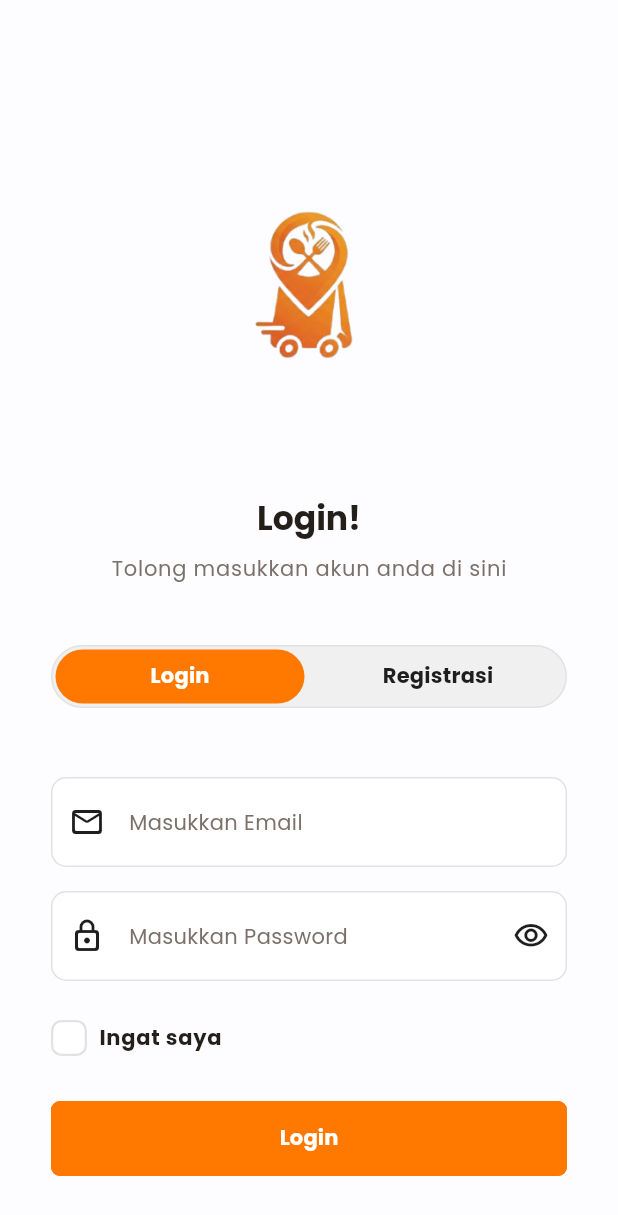
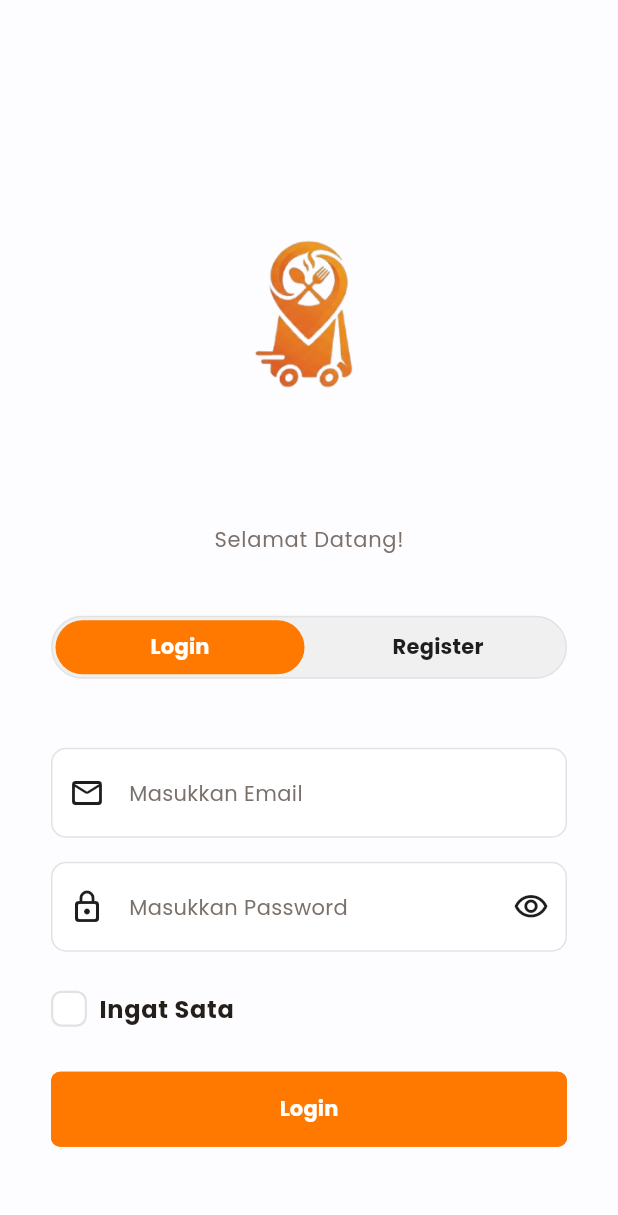
Before and after one commit to msyauqi559/Projek-Foodie, a Flutter app: the screen it shows after launch, on a phone screen of 412 x 824 dp. Shown: the top 1215 px of the screen. Run offline on Flutter 3.47's test engine with Material 3 defaults, Android fonts, the phone set to English and light mode, and no system bars; our stand-ins replace image_picker, shared_preferences, sqflite; accounts and stored records are empty.

Commit message:
perubahan beberapa pada tampilan dan bug

```diff
--- a/lib/pages/auth_page.dart
+++ b/lib/pages/auth_page.dart
@@ -21,10 +21,12 @@ class AuthPage extends StatefulWidget {
 }
 
 class _AuthPageState extends State<AuthPage> {
+  // 1. Variabel State untuk mengelola tampilan halaman atau penampung status (State)
   bool isLogin = true;
   bool isPasswordHidden = true;
   bool rememberMe = false;
 
+  // 2. Controller untuk mengambil input form dari user
   final TextEditingController nameController = TextEditingController();
   final TextEditingController emailController = TextEditingController();
   final TextEditingController passwordController = TextEditingController();
@@ -35,6 +37,15 @@ class _AuthPageState extends State<AuthPage> {
     _loadSavedCredentials();
   }
 
+  @override
+  void dispose() {
+    nameController.dispose();
+    emailController.dispose();
+    passwordController.dispose();
+    super.dispose();
+  }
+
+  // Membaca email & password yang tersimpan di HP
   Future<void> _loadSavedCredentials() async {
     final prefs = await SharedPreferences.getInstance();
     final savedEmail = prefs.getString('saved_email');
@@ -50,11 +61,12 @@ class _AuthPageState extends State<AuthPage> {
     }
   }
 
-  Future<void> _saveCredentials() async {
+  // Menyimpan email & password ke memori HP
+  Future<void> _savedCredential() async {
     final prefs = await SharedPreferences.getInstance();
     if (rememberMe) {
       await prefs.setString('saved_email', emailController.text.trim());
-      await prefs.setString('saved_password', passwordController.text);
+      await prefs.setString('saved_password', passwordController.text.trim());
       await prefs.setBool('remember_me', true);
     } else {
       await prefs.remove('saved_email');
@@ -63,14 +75,7 @@ class _AuthPageState extends State<AuthPage> {
     }
   }
 
-  @override
-  void dispose() {
-    nameController.dispose();
-    emailController.dispose();
-    passwordController.dispose();
-    super.dispose();
-  }
-
+  // Menampilkan pesan pop-up singkat di bawah layar
   void _showMessage(String message) {
     ScaffoldMessenger.of(context).showSnackBar(
       SnackBar(
@@ -85,6 +90,7 @@ class _AuthPageState extends State<AuthPage> {
     final email = emailController.text.trim();
     final password = passwordController.text;
 
+    // 1. Validasi input email dan password
     final emailErr = AuthValidators.emailError(email);
     if (emailErr != null) {
       _showMessage(emailErr);
@@ -97,32 +103,36 @@ class _AuthPageState extends State<AuthPage> {
       return;
     }
 
-    // Bypass khusus Admin
+    // 2. Login Khusu Admin
     if (email == 'admin@gmail.com' && password == 'admin123') {
       final prefs = await SharedPreferences.getInstance();
       await prefs.setInt('user_id', -1);
       await prefs.setString('user_name', 'Admin Foodie');
       await prefs.setString('user_email', 'admin@gmail.com');
       if (rememberMe) {
-        await _saveCredentials();
+        await _savedCredential();
       }
       if (!mounted) return;
       AppNavigation.openAdmin(context);
       return;
     }
 
+    // 3. Proses Login atau Register User
     if (isLogin) {
-      // LOGIC LOGIN SQLITE
+      // Proses Login SQLite (Menggunakan 'await' karena mengakses DB lokal)
+
       final result = await DatabaseHelper.instance.loginUser(email, password);
       if (result['success'] == true) {
         final prefs = await SharedPreferences.getInstance();
         final user = result['user'] as Map<String, dynamic>;
+
+        // Simpan data login user saat ini
         await prefs.setInt('user_id', user['id'] as int);
         await prefs.setString('user_name', user['name'] as String);
         await prefs.setString('user_email', user['email'] as String);
 
         if (rememberMe) {
-          await _saveCredentials();
+          await _savedCredential();
         }
         if (!mounted) return;
         AppNavigation.onLoginSuccess(context);
@@ -130,14 +140,18 @@ class _AuthPageState extends State<AuthPage> {
         _showMessage(result['message']);
       }
     } else {
-      // LOGIC REGISTER SQLITE
+      //Proses Register
       final name = nameController.text.trim();
       if (name.isEmpty) {
         _showMessage('Masukkan username');
         return;
       }
 
-      final result = await DatabaseHelper.instance.registerUser(name, email, password);
+      final result = await DatabaseHelper.instance.registerUser(
+        name,
+        email,
+        password,
+      );
 
       if (result['success'] == true) {
         setState(() {
@@ -145,7 +159,7 @@ class _AuthPageState extends State<AuthPage> {
           nameController.clear();
           passwordController.clear();
         });
-        _showMessage('Registrasi berhasil. Silakan login.');
+        _showMessage('Register berhasil. Silahkan login.');
       } else {
         _showMessage(result['message']);
       }
@@ -174,20 +188,9 @@ class _AuthPageState extends State<AuthPage> {
                     fit: BoxFit.contain,
                     borderRadius: 0,
                   ),
-                  const SizedBox(height: 12),
-                  Text(
-                    isLogin ? 'Login!' : 'Registrasi!',
-                    style: Theme.of(context).textTheme.headlineMedium?.copyWith(
-                          fontSize: 22,
-                          fontWeight: FontWeight.w800,
-                          color: AppColors.textPrimary,
-                        ),
-                  ),
                   const SizedBox(height: 10),
                   Text(
-                    isLogin
-                        ? 'Tolong masukkan akun anda di sini'
-                        : 'Daftarkan akun anda sekarang',
+                    isLogin ? 'Selamat Datang!' : 'Daftar akun anda Sekarang',
                     style: Theme.of(context).textTheme.bodyLarge?.copyWith(
                       fontSize: 14,
                       color: AppColors.textSecondary,
@@ -195,12 +198,16 @@ class _AuthPageState extends State<AuthPage> {
                     ),
                   ),
                   const SizedBox(height: 40),
+
+                  // Tab Sqitcher Login / Register
                   _AuthSwitcher(
                     isLogin: isLogin,
                     onLoginTap: () => setState(() => isLogin = true),
                     onRegisterTap: () => setState(() => isLogin = false),
                   ),
                   const SizedBox(height: 46),
+
+                  // Form Input Username (Hanya muncul jika di tab Register)
                   if (!isLogin) ...[
                     AppTextField(
                       controller: nameController,
@@ -209,12 +216,13 @@ class _AuthPageState extends State<AuthPage> {
                       borderColor: AppColors.borderLight,
                       borderRadius: AppDimensions.authFieldRadius,
                       contentPadding: const EdgeInsets.symmetric(
+                        vertical: 18,
                         horizontal: 16,
-                        vertical: 18,
                       ),
                     ),
                     const SizedBox(height: AppSpacing.md),
                   ],
+                  // Form Input Email
                   AppTextField(
                     controller: emailController,
                     hintText: 'Masukkan Email',
@@ -228,6 +236,8 @@ class _AuthPageState extends State<AuthPage> {
                     ),
                   ),
                   const SizedBox(height: AppSpacing.md),
+
+                  // Form Input Password
                   AppTextField(
                     controller: passwordController,
                     hintText: 'Masukkan Password',
@@ -247,6 +257,8 @@ class _AuthPageState extends State<AuthPage> {
                     ),
                   ),
                   const SizedBox(height: 26),
+
+                  // Pilihan Remeber Me (Login) / Sudah Punya Akun (Register)
                   if (isLogin)
                     Row(
                       children: [
@@ -258,9 +270,14 @@ class _AuthPageState extends State<AuthPage> {
                             width: 24,
                             height: 24,
                             decoration: BoxDecoration(
-                              color: rememberMe ? AppColors.primary : AppColors.card,
+                              color: rememberMe
+                                  ? AppColors.primary
+                                  : AppColors.card,
                               borderRadius: BorderRadius.circular(7),
-                              border: Border.all(color: AppColors.borderLight, width: 1.5),
+                              border: Border.all(
+                                color: AppColors.borderLight,
+                                width: 1.5,
+                              ),
                             ),
                             child: rememberMe
                                 ? const Icon(
@@ -273,9 +290,9 @@ class _AuthPageState extends State<AuthPage> {
                         ),
                         const SizedBox(width: 8),
                         Text(
-                          'Ingat saya',
-                          style: Theme.of(context).textTheme.bodyLarge?.copyWith(
-                                fontSize: 14,
+                          'Ingat Sata',
+                          style: Theme.of(context).textTheme.bodyLarge
+                              ?.copyWith(
                                 fontWeight: FontWeight.w600,
                                 color: AppColors.textPrimary,
                               ),
@@ -289,7 +306,8 @@ class _AuthPageState extends State<AuthPage> {
                         onTap: () => setState(() => isLogin = true),
                         child: Text(
                           'Sudah punya akun?',
-                          style: Theme.of(context).textTheme.bodyLarge?.copyWith(
+                          style: Theme.of(context).textTheme.bodyLarge
+                              ?.copyWith(
                                 color: AppColors.primary,
                                 fontSize: 14,
                                 fontWeight: FontWeight.w700,
@@ -298,6 +316,8 @@ class _AuthPageState extends State<AuthPage> {
                       ),
                     ),
                   const SizedBox(height: 30),
+
+                  // Tombol Login / Register Utama
                   ReusableButton(
                     label: isLogin ? 'Login' : 'Registrasi',
                     onPressed: _submit,
@@ -344,6 +364,7 @@ class _AuthSwitcher extends StatelessWidget {
             ),
             child: Stack(
               children: [
+                // Animasi background pill geser
                 AnimatedPositioned(
                   duration: const Duration(milliseconds: 220),
                   curve: Curves.easeOutCubic,
@@ -358,6 +379,8 @@ class _AuthSwitcher extends StatelessWidget {
                     ),
                   ),
                 ),
+
+                // Teks Tab (Login & Register)
                 Row(
                   children: [
                     Expanded(
@@ -369,7 +392,7 @@ class _AuthSwitcher extends StatelessWidget {
                     ),
                     Expanded(
                       child: _AuthTabLabel(
-                        label: 'Registrasi',
+                        label: 'Register',
                         isActive: !isLogin,
                         onTap: onRegisterTap,
                       ),
--- a/lib/pages/order_detail_page.dart
+++ b/lib/pages/order_detail_page.dart
@@ -21,9 +21,9 @@ class OrderDetailPage extends StatelessWidget {
       body: FigmaPageBody(
         padding: const EdgeInsets.fromLTRB(
           AppDimensions.screenHorizontal,
-          12,
+          15,
           AppDimensions.screenHorizontal,
-          24,
+          85,
         ),
         child: Column(
           crossAxisAlignment: CrossAxisAlignment.start,
@@ -129,7 +129,7 @@ class OrderDetailPage extends StatelessWidget {
                     : () {
                         final String message;
                         if (order.statusLabel == 'Belum Membayar') {
-                          message = 'Status saat ini: Belum Membayar. Hubungi admin untuk konfirmasi pembayaran.';
+                          message = 'Harap tunggu konfirmasi dari Admin.';
                         } else {
                           message = 'Transaksi ini telah dinyatakan Gagal. Silakan melakukan pesanan ulang.';
                         }
--- a/lib/services/database_helper.dart
+++ b/lib/services/database_helper.dart
@@ -304,8 +304,9 @@ class DatabaseHelper {
 
   Future<Map<String, dynamic>> registerUser(String name, String email, String password) async {
     final String cleanEmail = email.trim().toLowerCase();
+    final Database db = await database;
 
-    final Database db = await database;
+    // Pengecekan apakah email sudah terdaftar apa belum
     final List<Map<String, dynamic>> existingUser = await db.query(
       'tb_user',
       where: 'email = ?',
@@ -319,11 +320,12 @@ class DatabaseHelper {
       };
     }
 
+    // Memasukkan data baru atau data si user ketika registrasi
     try {
       final id = await db.insert('tb_user', {
         'name': name.trim(),
         'email': cleanEmail,
-        'password': password,
+        'password': password, // Data dikemabangkan menggunakan hashing (SHA-256)
         'phone': '',
         'gender': 'Laki - laki',
         'address': '',
--- a/lib/widgets/back_circle_button.dart
+++ b/lib/widgets/back_circle_button.dart
@@ -16,7 +16,7 @@ class BackCircleButton extends StatelessWidget {
     return MouseRegion(
       cursor: SystemMouseCursors.click,
       child: Material(
-        color: AppColors.backButton,
+        color: AppColors.primary,
         shape: const CircleBorder(),
         child: InkWell(
           customBorder: const CircleBorder(),
@@ -26,7 +26,7 @@ class BackCircleButton extends StatelessWidget {
             child: Icon(
               Icons.arrow_back_ios_new_rounded,
               size: 18,
-              color: AppColors.textPrimary,
+              color: Colors.white,
             ),
           ),
         ),
```
Also changed, not shown: lib/pages/admin_dashboard_page.dart (+13 -9 lines), lib/pages/cart_page.dart (+112 -47 lines), lib/widgets/page_header.dart (+3 -7 lines). Lines whose indentation alone changed are shown as unchanged.
